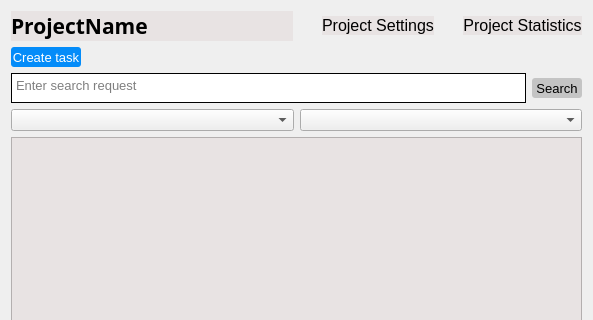
Old version of the form task-tracker-frontend/ProjectWidget.ui in the repository Unkorunk/task-tracker; both pictures show x 0 to 593 and y 0 to 320 of the 593 by 497 pixel window.
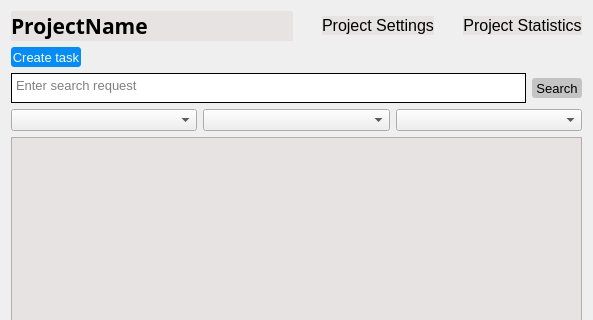
New version of the form.

Commit message: Add basic filtage and its intersactions

The edit to the form file:
```diff
--- a/task-tracker-frontend/ProjectWidget.ui
+++ b/task-tracker-frontend/ProjectWidget.ui
@@ -211,13 +211,16 @@
     </layout>
    </item>
    <item>
-    <layout class="QHBoxLayout" name="horizontalLayout_4">
+    <layout class="QHBoxLayout" name="filtersAndSortLayout">
+     <item>
+      <widget class="QComboBox" name="asigneeByBox"/>
+     </item>
+     <item>
+      <widget class="QComboBox" name="updateByBox"/>
+     </item>
      <item>
       <widget class="QComboBox" name="createdByBox"/>
      </item>
-     <item>
-      <widget class="QComboBox" name="comboBox"/>
-     </item>
     </layout>
    </item>
    <item>
```
The commit also changes 2 other files.
